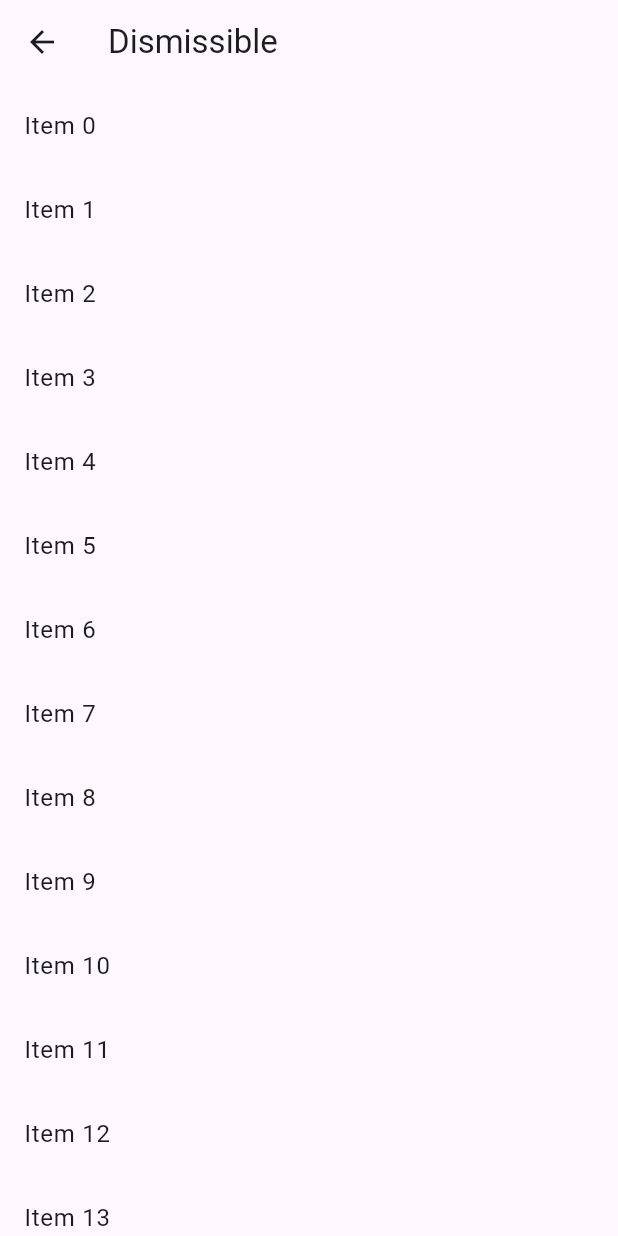
After one commit to artdima/Best-Flutter-Widgets-EVER, a Flutter app: the DismissibleExample screen opened by its route, on a phone screen of 412 x 824 dp. The commit adds this screen. Run offline on Flutter 3.47's test engine with Material 3 defaults, Android fonts, the phone set to English and light mode, and no system bars; our stand-ins replace flutter_svg.

Commit message:
Add Dismissible

```diff
--- a/lib/main.dart
+++ b/lib/main.dart
@@ -2,6 +2,7 @@ import 'package:best_flutter_widgets_ever/screens/alert_dialog.dart';
 import 'package:best_flutter_widgets_ever/screens/card.dart';
 import 'package:best_flutter_widgets_ever/screens/date_picker.dart';
 import 'package:best_flutter_widgets_ever/screens/date_picker_cupertino.dart';
+import 'package:best_flutter_widgets_ever/screens/dismissible.dart';
 import 'package:flutter/material.dart';
 
 import 'screens/screens.dart';
@@ -33,7 +34,8 @@ class MainApp extends StatelessWidget {
         '/AlertDialog': (context) => const AlertDialogExample(),
         '/Card': (context) => const CardExample(),
         '/DatePicker': (context) => const DatePickerExample(),
-        '/DatePickerCupertino': (context) => const DatePickerCupertinoExample(),
+        '/DatePickerCup': (context) => const DatePickerCupertinoExample(),
+        '/Dismissible': (context) => const DismissibleExample(),
       },
     );
   }
@@ -60,8 +62,8 @@ final List<BestFlutterWidget> _widgets = [
   BestFlutterWidget(routes: '/AlertDialog', name: 'Alert Dialog'),
   BestFlutterWidget(routes: '/Card', name: 'Card'),
   BestFlutterWidget(routes: '/DatePicker', name: 'Dat Picker'),
-  BestFlutterWidget(
-      routes: '/DatePickerCupertino', name: 'Date Picker Cupertino'),
+  BestFlutterWidget(routes: '/DatePickerCup', name: 'Date Picker Cupertino'),
+  BestFlutterWidget(routes: '/Dismissible', name: 'Dismissible'),
 ];
 
 class HomeAppp extends StatelessWidget {
--- /dev/null
+++ b/lib/screens/dismissible.dart
@@ -0,0 +1,51 @@
+import 'package:flutter/material.dart';
+
+class DismissibleExample extends StatefulWidget {
+  const DismissibleExample({super.key});
+
+  @override
+  State<DismissibleExample> createState() => _DismissibleExampleState();
+}
+
+class _DismissibleExampleState extends State<DismissibleExample> {
+  List<String> items = List<String>.generate(100, (index) => "Item $index");
+
+  @override
+  Widget build(BuildContext context) {
+    return Scaffold(
+      appBar: AppBar(
+        title: const Text("Dismissible"),
+      ),
+      body: ListView.builder(
+        itemBuilder: (context, index) {
+          final item = items[index];
+          return Dismissible(
+            direction: DismissDirection.endToStart, // Смахивание только вправо
+            background: Container(
+              color: Colors.redAccent,
+              alignment: Alignment.centerRight,
+              padding: const EdgeInsets.symmetric(horizontal: 20),
+              child: const Icon(
+                Icons.delete,
+                color: Colors.white,
+              ),
+            ),
+            key: Key(item), // Уникальный ключ для каждого элемента
+            child: ListTile(
+              title: Text(item),
+            ),
+            onDismissed: (direction) {
+              setState(() {
+                items.removeAt(index);
+              });
+              // Показываем уведомление
+              ScaffoldMessenger.of(context).showSnackBar(
+                SnackBar(content: Text('$item dismissed')),
+              );
+            },
+          );
+        },
+      ),
+    );
+  }
+}
```
